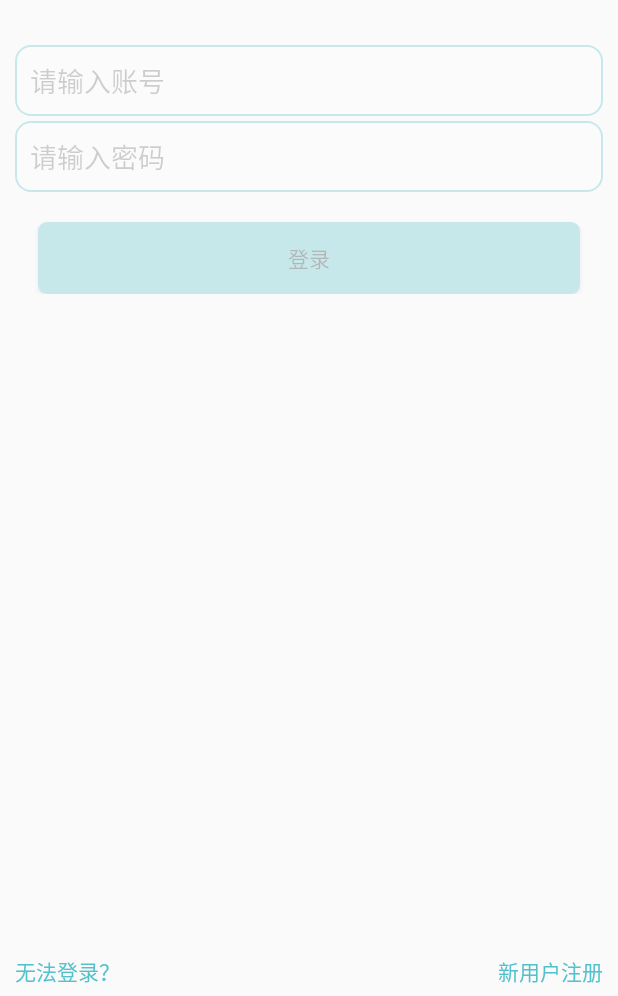
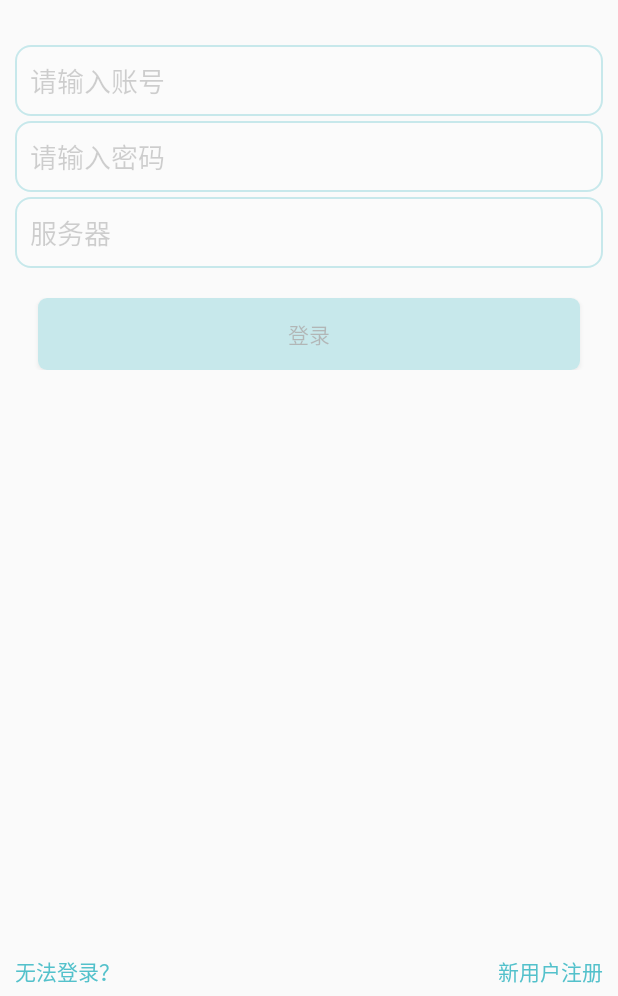
Before and after one commit to StormWyrm/LoveLetter, an Android app: the LoginActivity screen opened directly, with no data from a screen before it, on a phone screen of 412 x 824 dp, the part 240-1236 px from its top. Run offline under Robolectric (Android 15) with nearby library versions, the phone set to English and light mode, and no system bars; our stand-ins replace CircleImageView.

Commit message:
登陆时可更改服务器ip地址

```diff
--- a/app/src/main/java/cn/qingfeng/loveletter/login/LoginActivity.java
+++ b/app/src/main/java/cn/qingfeng/loveletter/login/LoginActivity.java
@@ -32,6 +32,7 @@ public class LoginActivity extends BaseActivity implements LoginContract.View {
     private LinearLayout linearLayout;
     private MyEditText mUsername;
     private MyEditText mPassword;
+    private MyEditText mIP;
     private Button mLogin;
     private TextView mRegist;
 
@@ -43,6 +44,7 @@ public class LoginActivity extends BaseActivity implements LoginContract.View {
         linearLayout = (LinearLayout) findViewById(R.id.ll_login);
         mUsername = (MyEditText) findViewById(R.id.username);
         mPassword = (MyEditText) findViewById(R.id.password);
+        mIP = (MyEditText) findViewById(R.id.ip);
         mLogin = (Button) findViewById(R.id.btn_login);
         mRegist = (TextView) findViewById(R.id.tv_regist);
 
@@ -53,20 +55,25 @@ public class LoginActivity extends BaseActivity implements LoginContract.View {
 
     @Override
     protected void initData() {
+        //获取上次登录的账号密码
+        String username = (String) SPUtil.get(LoginActivity.this, "username", "");
+        String password = (String) SPUtil.get(LoginActivity.this, "password", "");
+        String ip = (String) SPUtil.get(LoginActivity.this, "ip", "");
+        mUsername.setText(username);
+        mPassword.setText(password);
+        mIP.setText(ip);
+
+
         //获取注册页面的intent 并将用户的注册信息填写
         Intent intent = getIntent();
         if (intent != null) {
-            String username = intent.getStringExtra("username");
-            String password = intent.getStringExtra("password");
+            username = intent.getStringExtra("username");
+            password = intent.getStringExtra("password");
+            ip = intent.getStringExtra("ip");
             mUsername.setText(username);
             mPassword.setText(password);
+            mIP.setText(ip);
         }
-
-        //获取上次登录的账号密码
-        String username = (String) SPUtil.get(LoginActivity.this, "username", "");
-        String password = (String) SPUtil.get(LoginActivity.this, "password", "");
-        mUsername.setText(username);
-        mPassword.setText(password);
 
     }
 
@@ -78,11 +85,12 @@ public class LoginActivity extends BaseActivity implements LoginContract.View {
             public void onClick(View v) {
                 final String username = mUsername.getText().toString();
                 final String password = mPassword.getText().toString();
+                final String ip = mIP.getText().toString();
                 if (TextUtils.isEmpty(username) || TextUtils.isEmpty(password)) {
                     ToastUtil.showToast(LoginActivity.this, getString(R.string.login_username_or_password_empty));
                     return;
                 }
-                mPresenter.login(username, password);
+                mPresenter.login(username, password,ip);
 
             }
         });
--- a/app/src/main/java/cn/qingfeng/loveletter/login/LoginContract.java
+++ b/app/src/main/java/cn/qingfeng/loveletter/login/LoginContract.java
@@ -17,7 +17,7 @@ public class LoginContract {
     }
 
     public interface Presenter extends BasePresenter {
-        void login(String username, String password);
+        void login(String username, String password, String ip);
 
         void jumpToRegisterPage();
     }
--- a/app/src/main/java/cn/qingfeng/loveletter/register/RegisterContract.java
+++ b/app/src/main/java/cn/qingfeng/loveletter/register/RegisterContract.java
@@ -9,13 +9,13 @@ import cn.qingfeng.loveletter.common.ui.BaseView;
 
 public class RegisterContract {
     public interface Presenter extends BasePresenter {
-        void register(String username, String password);
+        void register(String username, String password, String ip);
     }
 
     public interface View extends BaseView<RegisterContract.Presenter> {
         void serverError();
 
-        void registerSuccess(String username, String password);
+        void registerSuccess(String username, String password,String ip);
 
         void registerFailure();
 
--- a/app/src/main/res/layout/activity_login.xml
+++ b/app/src/main/res/layout/activity_login.xml
@@ -61,6 +61,16 @@
             app:hint="@string/login_password_hint"
             app:passwordType="text"/>
 
+        <cn.qingfeng.loveletter.common.ui.view.MyEditText
+            android:id="@+id/ip"
+            android:layout_width="match_parent"
+            android:layout_height="wrap_content"
+            android:layout_marginLeft="10dp"
+            android:layout_marginRight="10dp"
+            android:layout_marginTop="3dp"
+            app:hint="@string/login_password_ip"
+            />
+
         <Button
             android:id="@+id/btn_login"
             android:layout_width="match_parent"
--- a/app/src/main/res/values/strings.xml
+++ b/app/src/main/res/values/strings.xml
@@ -61,4 +61,6 @@
 
     <string name="chat_send">发送</string>
     <string name="chat_send_message_error">发送失败</string>
+    <string name="login_password_ip">服务器</string>
+    <string name="login_password_ip_error">IP地址不能为空</string>
 </resources>
```
Also changed, not shown: app/src/main/java/cn/qingfeng/loveletter/common/constant/Global.java (+10 -7 lines), app/src/main/java/cn/qingfeng/loveletter/login/LoginPresenter.java (+4 -7 lines), app/src/main/java/cn/qingfeng/loveletter/register/RegisterActivity.java (+14 -6 lines), app/src/main/java/cn/qingfeng/loveletter/register/RegisterPresenter.java (+5 -2 lines), app/src/main/res/layout/activity_register.xml (+12 -3 lines).
